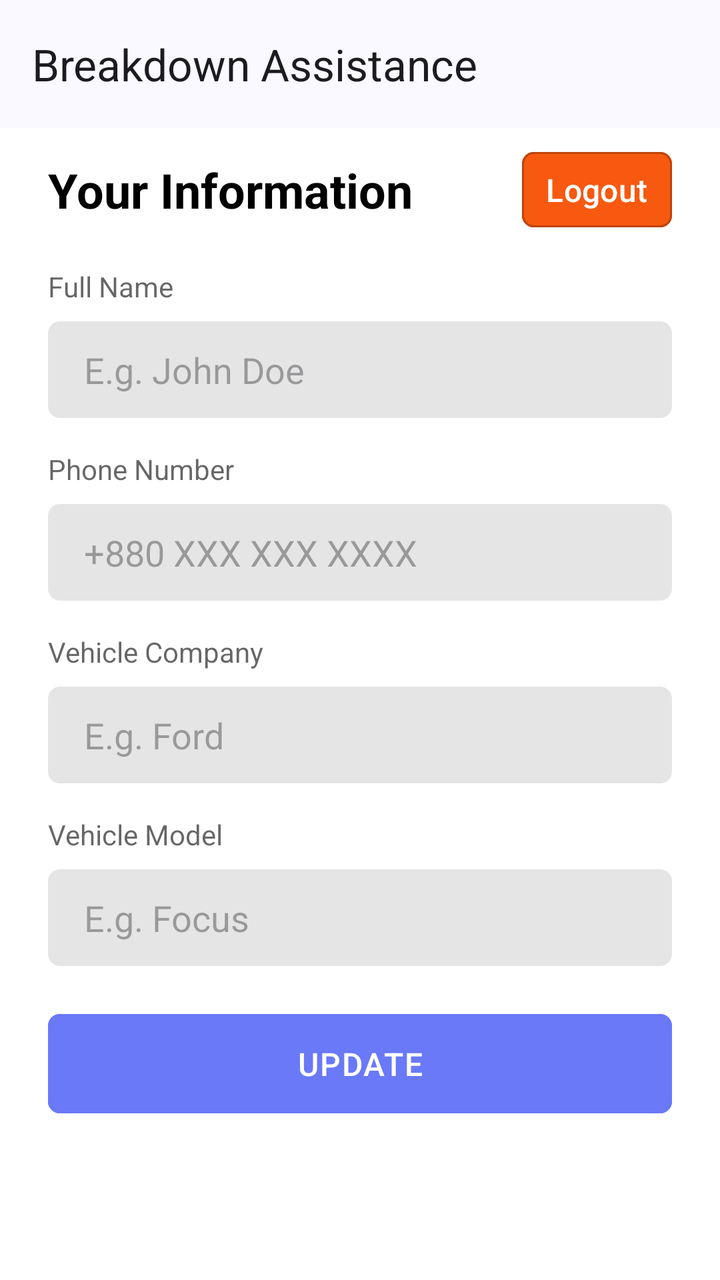
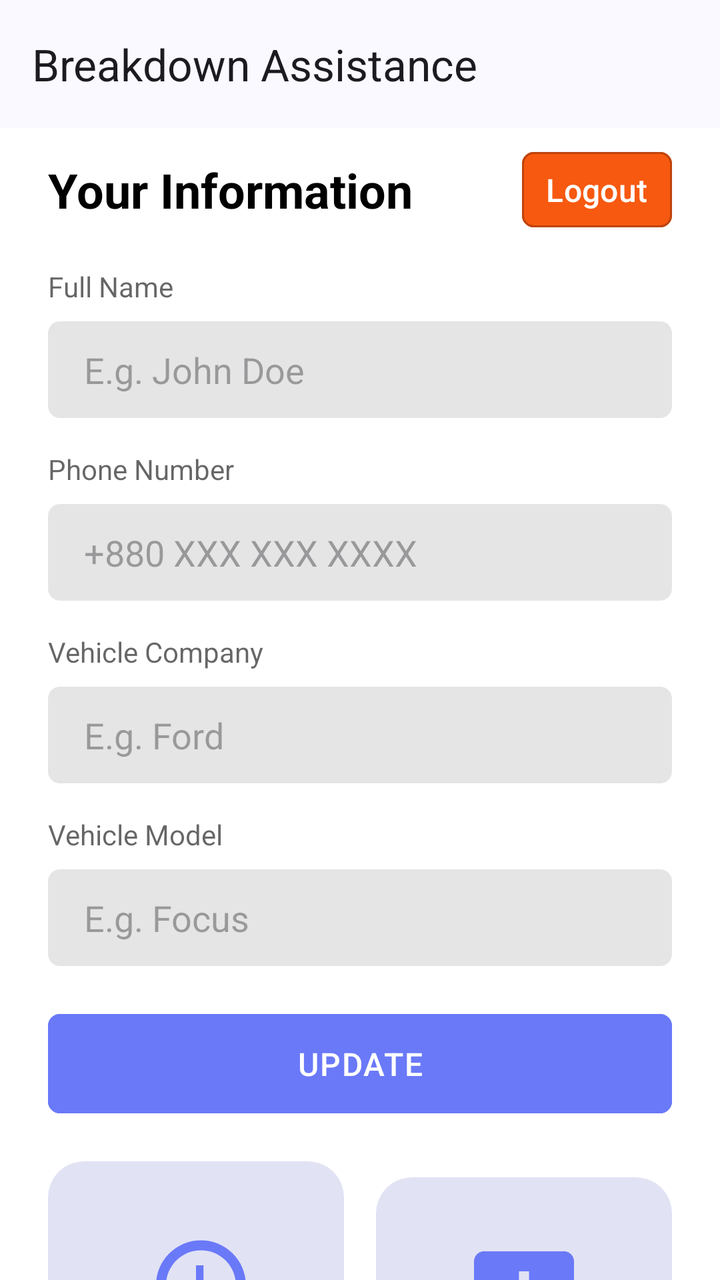

The first picture is an Android layout as it rendered before a commit; the second is the same layout after the commit. The layout source and the unified diff follow.
<!-- AndroidManifest.xml: application theme Theme.BreakdownAssistance -->
<!-- res/layout/fragment_profile.xml -->
<?xml version="1.0" encoding="utf-8"?>
<androidx.coordinatorlayout.widget.CoordinatorLayout xmlns:android="http://schemas.android.com/apk/res/android"
    xmlns:app="http://schemas.android.com/apk/res-auto"
    xmlns:tools="http://schemas.android.com/tools"
    android:layout_width="match_parent"
    android:layout_height="match_parent"
    tools:context=".ui.fragments.ProfileFragment">

    <androidx.core.widget.NestedScrollView
        android:id="@+id/nestedScrollView"
        android:layout_width="match_parent"
        android:layout_height="match_parent"
        app:layout_behavior="@string/appbar_scrolling_view_behavior">

        <LinearLayout
            android:layout_width="match_parent"
            android:layout_height="match_parent"
            android:orientation="vertical"
            android:paddingHorizontal="24dp"
            android:paddingVertical="12dp">

            <LinearLayout
                android:layout_width="match_parent"
                android:layout_height="wrap_content"
                android:layout_marginBottom="20dp"
                android:gravity="center"
                android:orientation="horizontal">

                <TextView
                    android:layout_width="0dp"
                    android:layout_height="wrap_content"
                    android:layout_weight="1"
                    android:text="Your Information"
                    android:textColor="@color/black"
                    android:textSize="24sp"
                    android:textStyle="bold" />

                <com.google.android.material.button.MaterialButton
                    android:id="@+id/btnLogout"
                    android:layout_width="wrap_content"
                    android:layout_height="wrap_content"
                    android:backgroundTint="@color/orange"
                    android:insetTop="0dp"
                    android:insetBottom="0dp"
                    android:minWidth="0dp"
                    android:minHeight="0dp"
                    android:paddingHorizontal="12dp"
                    android:paddingVertical="8dp"
                    android:text="Logout"
                    android:textColor="@color/white"
                    android:textSize="16sp"
                    app:cornerRadius="6dp"
                    app:strokeColor="#BE440D"
                    app:strokeWidth="1dp" />

            </LinearLayout>

            <TextView
                android:layout_width="wrap_content"
                android:layout_height="wrap_content"
                android:layout_gravity="start"
                android:alpha="0.6"
                android:text="Full Name"
                android:textColor="@color/black"
                android:textSize="14sp" />

            <EditText
                android:id="@+id/editTextFullName"
                android:layout_width="match_parent"
                android:layout_height="wrap_content"
                android:layout_marginTop="8dp"
                android:background="@drawable/semi_transparent_black_bg"
                android:hint="E.g. John Doe"
                android:inputType="textPersonName"
                android:paddingHorizontal="18dp"
                android:paddingVertical="12dp" />

            <TextView
                android:layout_width="wrap_content"
                android:layout_height="wrap_content"
                android:layout_gravity="start"
                android:layout_marginTop="16dp"
                android:alpha="0.6"
                android:text="Phone Number"
                android:textColor="@color/black"
                android:textSize="14sp" />

            <EditText
                android:id="@+id/editTextPhoneNumber"
                android:layout_width="match_parent"
                android:layout_height="wrap_content"
                android:layout_marginTop="8dp"
                android:background="@drawable/semi_transparent_black_bg"
                android:hint="+880 XXX XXX XXXX"
                android:inputType="phone"
                android:paddingHorizontal="18dp"
                android:paddingVertical="12dp" />

            <TextView
                android:layout_width="wrap_content"
                android:layout_height="wrap_content"
                android:layout_gravity="start"
                android:layout_marginTop="16dp"
                android:alpha="0.6"
                android:text="Vehicle Company"
                android:textColor="@color/black"
                android:textSize="14sp" />

            <EditText
                android:id="@+id/editTextVehicleCompany"
                android:layout_width="match_parent"
                android:layout_height="wrap_content"
                android:layout_marginTop="8dp"
                android:background="@drawable/semi_transparent_black_bg"
                android:hint="E.g. Ford"
                android:inputType="text"
                android:paddingHorizontal="18dp"
                android:paddingVertical="12dp" />

            <TextView
                android:layout_width="wrap_content"
                android:layout_height="wrap_content"
                android:layout_gravity="start"
                android:layout_marginTop="16dp"
                android:alpha="0.6"
                android:text="Vehicle Model"
                android:textColor="@color/black"
                android:textSize="14sp" />

            <EditText
                android:id="@+id/editTextVehicleModel"
                android:layout_width="match_parent"
                android:layout_height="wrap_content"
                android:layout_marginTop="8dp"
                android:background="@drawable/semi_transparent_black_bg"
                android:hint="E.g. Focus"
                android:inputType="text"
                android:paddingHorizontal="18dp"
                android:paddingVertical="12dp" />

            <com.google.android.material.button.MaterialButton
                android:id="@+id/btnUpdate"
                android:layout_width="match_parent"
                android:layout_height="wrap_content"
                android:layout_marginTop="20dp"
                android:backgroundTint="@color/accent"
                android:letterSpacing="0.04"
                android:paddingVertical="14dp"
                android:text="UPDATE"
                android:textColor="@color/white"
                android:textSize="16sp"
                app:cornerRadius="6dp" />

        </LinearLayout>
    </androidx.core.widget.NestedScrollView>

    <include
        android:id="@+id/header"
        layout="@layout/view_toolbar" />

</androidx.coordinatorlayout.widget.CoordinatorLayout>
<!-- res/layout/view_toolbar.xml (included above) -->
<?xml version="1.0" encoding="utf-8"?>
<com.google.android.material.appbar.AppBarLayout xmlns:android="http://schemas.android.com/apk/res/android"
    xmlns:app="http://schemas.android.com/apk/res-auto"
    xmlns:tools="http://schemas.android.com/tools"
    android:id="@+id/appBarLayout"
    android:layout_width="match_parent"
    android:layout_height="wrap_content"
    android:fitsSystemWindows="true"
    app:liftOnScroll="true">

    <com.google.android.material.appbar.MaterialToolbar
        android:id="@+id/toolbar"
        android:layout_width="match_parent"
        android:layout_height="?attr/actionBarSize"
        android:paddingEnd="24dp"
        app:contentInsetStartWithNavigation="0dp"
        app:maxLines="1"
        app:navigationIconTint="?attr/colorOnSurface"
        app:title="@string/app_name"
        app:titleTextAppearance="@style/TextAppearance.Material3.TitleLarge"
        app:titleTextEllipsize="end"
        tools:ignore="RtlSymmetry" />

    <ProgressBar
        android:id="@+id/progress"
        style="@style/Base.Widget.AppCompat.ProgressBar.Horizontal"
        android:layout_width="match_parent"
        android:layout_height="wrap_content"
        android:layout_marginTop="-7dp"
        android:layout_marginBottom="-7dp"
        android:indeterminate="true"
        android:indeterminateTint="@color/accent"
        android:visibility="gone" />

</com.google.android.material.appbar.AppBarLayout>
<!-- resources referenced by this layout -->
<resources>
  <color name="accent">#FF6A79F8</color>
  <color name="black">#FF000000</color>
  <color name="orange">#F75910</color>
  <color name="white">#FFFFFFFF</color>
  <string name="app_name">Breakdown Assistance</string>
  <color name="transparent">#00000000</color>
  <color name="md_theme_primary">#415F91</color>
  <color name="md_theme_onPrimary">#FFFFFF</color>
  <color name="md_theme_primaryContainer">#D6E3FF</color>
  <color name="md_theme_onPrimaryContainer">#001B3E</color>
  <color name="md_theme_secondary">#565F71</color>
  <color name="md_theme_onSecondary">#FFFFFF</color>
  <color name="md_theme_secondaryContainer">#DAE2F9</color>
  <color name="md_theme_onSecondaryContainer">#131C2B</color>
  <color name="md_theme_tertiary">#705575</color>
  <color name="md_theme_onTertiary">#FFFFFF</color>
  <color name="md_theme_tertiaryContainer">#FAD8FD</color>
  <color name="md_theme_onTertiaryContainer">#28132E</color>
  <color name="md_theme_error">#BA1A1A</color>
  <color name="md_theme_onError">#FFFFFF</color>
  <color name="md_theme_errorContainer">#FFDAD6</color>
  <color name="md_theme_onErrorContainer">#410002</color>
  <color name="md_theme_background">#F9F9FF</color>
  <color name="md_theme_onBackground">#191C20</color>
  <color name="md_theme_surface">#F9F9FF</color>
  <color name="md_theme_onSurface">#191C20</color>
  <color name="md_theme_surfaceVariant">#E0E2EC</color>
  <color name="md_theme_onSurfaceVariant">#44474E</color>
  <color name="md_theme_outline">#74777F</color>
  <color name="md_theme_outlineVariant">#C4C6D0</color>
  <color name="md_theme_inverseSurface">#2E3036</color>
  <color name="md_theme_inverseOnSurface">#F0F0F7</color>
  <color name="md_theme_inversePrimary">#AAC7FF</color>
  <color name="md_theme_primaryFixed">#D6E3FF</color>
  <color name="md_theme_onPrimaryFixed">#001B3E</color>
  <color name="md_theme_primaryFixedDim">#AAC7FF</color>
  <color name="md_theme_onPrimaryFixedVariant">#284777</color>
  <color name="md_theme_secondaryFixed">#DAE2F9</color>
  <color name="md_theme_onSecondaryFixed">#131C2B</color>
  <color name="md_theme_secondaryFixedDim">#BEC6DC</color>
  <color name="md_theme_onSecondaryFixedVariant">#3E4759</color>
  <color name="md_theme_tertiaryFixed">#FAD8FD</color>
  <color name="md_theme_onTertiaryFixed">#28132E</color>
  <color name="md_theme_tertiaryFixedDim">#DDBCE0</color>
  <color name="md_theme_onTertiaryFixedVariant">#573E5C</color>
  <color name="md_theme_surfaceDim">#D9D9E0</color>
  <color name="md_theme_surfaceBright">#F9F9FF</color>
  <color name="md_theme_surfaceContainerLowest">#FFFFFF</color>
  <color name="md_theme_surfaceContainerLow">#F3F3FA</color>
  <color name="md_theme_surfaceContainer">#EDEDF4</color>
  <color name="md_theme_surfaceContainerHigh">#E7E8EE</color>
  <color name="md_theme_surfaceContainerHighest">#E2E2E9</color>
  <!-- unchanged entries left out for length: 3 -->
</resources>

<!-- the commit's change to res/layout/fragment_profile.xml (unified diff, before → after) -->
@@ -151,6 +151,84 @@
                 android:textSize="16sp"
                 app:cornerRadius="6dp" />
 
+            <LinearLayout
+                android:id="@+id/linearLayout3"
+                android:layout_width="match_parent"
+                android:layout_height="wrap_content"
+                android:layout_marginTop="20dp"
+                android:layout_marginBottom="16dp"
+                android:gravity="center"
+                android:orientation="horizontal">
+
+                <com.google.android.material.card.MaterialCardView
+                    android:id="@+id/cardHistory"
+                    android:layout_width="0dp"
+                    android:layout_height="wrap_content"
+                    android:layout_marginEnd="16dp"
+                    android:layout_weight="1"
+                    app:cardBackgroundColor="@color/light_accent"
+                    app:cardCornerRadius="18dp"
+                    app:strokeWidth="0dp">
+
+                    <LinearLayout
+                        android:layout_width="match_parent"
+                        android:layout_height="wrap_content"
+                        android:layout_marginVertical="16dp"
+                        android:gravity="center"
+                        android:orientation="vertical"
+                        android:padding="16dp">
+
+                        <ImageView
+                            android:layout_width="60dp"
+                            android:layout_height="60dp"
+                            android:src="@drawable/ic_history"
+                            app:tint="@color/accent" />
+
+                        <TextView
+                            android:layout_width="wrap_content"
+                            android:layout_height="wrap_content"
+                            android:text="My Servicing Requests"
+                            android:textAlignment="center"
+                            android:textColor="@color/black"
+                            android:textSize="14sp" />
+
+                    </LinearLayout>
+                </com.google.android.material.card.MaterialCardView>
+
+                <com.google.android.material.card.MaterialCardView
+                    android:id="@+id/cardComplaint"
+                    android:layout_width="0dp"
+                    android:layout_height="wrap_content"
+                    android:layout_weight="1"
+                    app:cardBackgroundColor="@color/light_accent"
+                    app:cardCornerRadius="18dp"
+                    app:strokeWidth="0dp">
+
+                    <LinearLayout
+                        android:layout_width="match_parent"
+                        android:layout_height="wrap_content"
+                        android:layout_marginVertical="16dp"
+                        android:gravity="center"
+                        android:orientation="vertical"
+                        android:padding="16dp">
+
+                        <ImageView
+                            android:layout_width="60dp"
+                            android:layout_height="60dp"
+                            android:src="@drawable/ic_feedback"
+                            app:tint="@color/accent" />
+
+                        <TextView
+                            android:layout_width="wrap_content"
+                            android:layout_height="wrap_content"
+                            android:text="Submit Complaint"
+                            android:textAlignment="center"
+                            android:textColor="@color/black"
+                            android:textSize="14sp" />
+
+                    </LinearLayout>
+                </com.google.android.material.card.MaterialCardView>
+            </LinearLayout>
         </LinearLayout>
     </androidx.core.widget.NestedScrollView>
 
<!-- resource entries referenced after the edit -->
@@ -2,8 +2,21 @@
 <resources>
   <color name="accent">#FF6A79F8</color>
   <color name="black">#FF000000</color>
+  <color name="light_accent">#FFE1E2F4</color>
   <color name="orange">#F75910</color>
   <color name="white">#FFFFFFFF</color>
+  <!-- drawable ic_feedback (drawable) -->
+  <vector xmlns:android="http://schemas.android.com/apk/res/android" android:height="24dp" android:tint="#000000" android:viewportHeight="24" android:viewportWidth="24" android:width="24dp">
+        
+      <path android:fillColor="@android:color/white" android:pathData="M20,2L4,2c-1.1,0 -1.99,0.9 -1.99,2L2,22l4,-4h14c1.1,0 2,-0.9 2,-2L22,4c0,-1.1 -0.9,-2 -2,-2zM13,14h-2v-2h2v2zM13,10h-2L11,6h2v4z"/>
+      
+  </vector>
+  <!-- drawable ic_history (drawable) -->
+  <vector xmlns:android="http://schemas.android.com/apk/res/android" android:height="24dp" android:tint="#000000" android:viewportHeight="24" android:viewportWidth="24" android:width="24dp">
+        
+      <path android:fillColor="@android:color/white" android:pathData="M13,3c-4.97,0 -9,4.03 -9,9L1,12l3.89,3.89 0.07,0.14L9,12L6,12c0,-3.87 3.13,-7 7,-7s7,3.13 7,7 -3.13,7 -7,7c-1.93,0 -3.68,-0.79 -4.94,-2.06l-1.42,1.42C8.27,19.99 10.51,21 13,21c4.97,0 9,-4.03 9,-9s-4.03,-9 -9,-9zM12,8v5l4.28,2.54 0.72,-1.21 -3.5,-2.08L13.5,8L12,8z"/>
+      
+  </vector>
   <string name="app_name">Breakdown Assistance</string>
   <color name="transparent">#00000000</color>
   <color name="md_theme_primary">#415F91</color>
